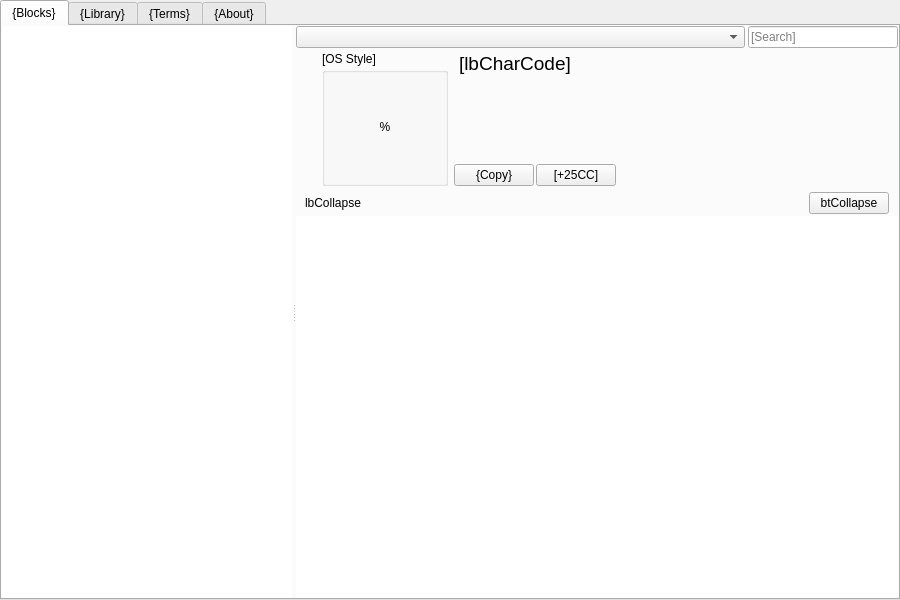
Before: the Qt Designer form Unicodia/FmMain.ui in Mercury13/unicodia, drawn with Qt 5.
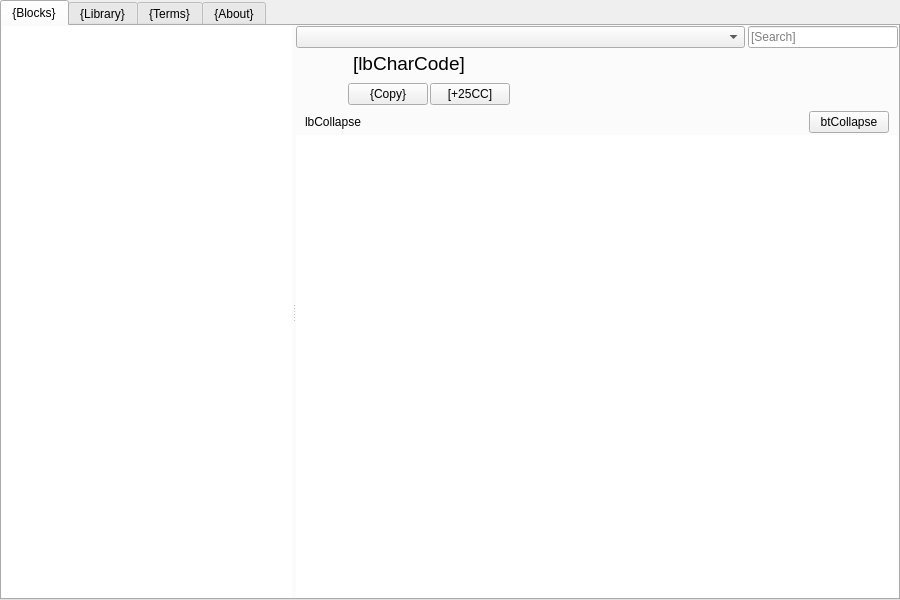
After: the same form once the commit is applied. The open tabs and pages were chosen to show the change. Icons and pictures are not drawn. Custom widgets are drawn as their Qt base class.

Commit message: :) #154 OS style is separate unit

```diff
--- a/Unicodia/FmMain.ui
+++ b/Unicodia/FmMain.ui
@@ -205,55 +205,14 @@
                    </widget>
                   </item>
                   <item>
-                   <layout class="QVBoxLayout" name="layOs" stretch="0,1">
-                    <property name="spacing">
-                     <number>1</number>
+                   <widget class="WiOsStyle" name="wiOsStyle" native="true">
+                    <property name="minimumSize">
+                     <size>
+                      <width>20</width>
+                      <height>0</height>
+                     </size>
                     </property>
-                    <item>
-                     <widget class="QLabel" name="lbOsTitle">
-                      <property name="text">
-                       <string notr="true">[OS Style]</string>
-                      </property>
-                     </widget>
-                    </item>
-                    <item>
-                     <widget class="QGroupBox" name="grpOs">
-                      <layout class="QHBoxLayout" name="horizontalLayout_3">
-                       <property name="spacing">
-                        <number>0</number>
-                       </property>
-                       <property name="leftMargin">
-                        <number>0</number>
-                       </property>
-                       <property name="topMargin">
-                        <number>0</number>
-                       </property>
-                       <property name="rightMargin">
-                        <number>0</number>
-                       </property>
-                       <property name="bottomMargin">
-                        <number>2</number>
-                       </property>
-                       <item>
-                        <widget class="QLabel" name="lbOs">
-                         <property name="minimumSize">
-                          <size>
-                           <width>120</width>
-                           <height>108</height>
-                          </size>
-                         </property>
-                         <property name="text">
-                          <string notr="true">%</string>
-                         </property>
-                         <property name="alignment">
-                          <set>Qt::AlignCenter</set>
-                         </property>
-                        </widget>
-                       </item>
-                      </layout>
-                     </widget>
-                    </item>
-                   </layout>
+                   </widget>
                   </item>
                   <item>
                    <widget class="QWidget" name="widget_2" native="true">
@@ -953,6 +912,12 @@
    <header>WiSample.h</header>
    <container>1</container>
   </customwidget>
+  <customwidget>
+   <class>WiOsStyle</class>
+   <extends>QWidget</extends>
+   <header>WiOsStyle.h</header>
+   <container>1</container>
+  </customwidget>
  </customwidgets>
  <resources>
   <include location="Resources/res.qrc"/>
```
Left out of the diff: 2 changed lines with no effect on the pictures. The commit also changes 5 other files.
